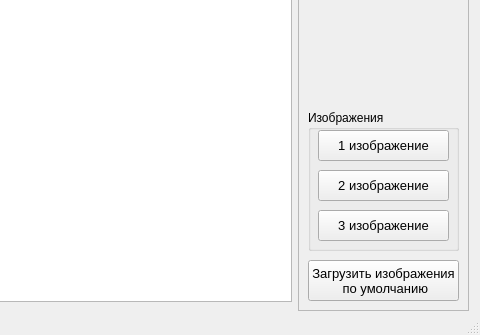
Above: gui/MainWindow.ui from faystmax/panoram before the change; both pictures show x 544 to 1024 and y 200 to 535 of the 1024 by 535 pixel window. Below: the same form after it.
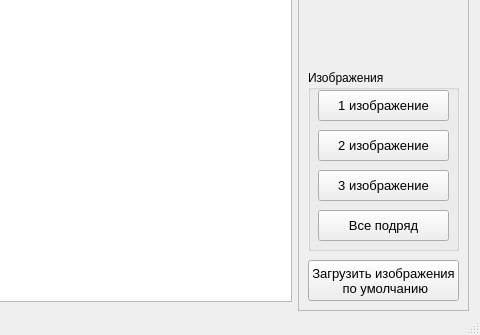
That is the form after the change. Icons and pictures are not drawn.

```diff
--- a/gui/MainWindow.ui
+++ b/gui/MainWindow.ui
@@ -140,9 +140,9 @@
        <property name="geometry">
         <rect>
          <x>10</x>
-         <y>280</y>
+         <y>240</y>
          <width>151</width>
-         <height>141</height>
+         <height>181</height>
         </rect>
        </property>
        <property name="title">
@@ -205,6 +205,25 @@
          <string>3 изображение</string>
         </property>
        </widget>
+       <widget class="QPushButton" name="imageAllButton">
+        <property name="geometry">
+         <rect>
+          <x>10</x>
+          <y>140</y>
+          <width>131</width>
+          <height>31</height>
+         </rect>
+        </property>
+        <property name="font">
+         <font>
+          <family>Arial</family>
+          <pointsize>10</pointsize>
+         </font>
+        </property>
+        <property name="text">
+         <string>Все подряд</string>
+        </property>
+       </widget>
       </widget>
       <widget class="QPushButton" name="imagesDefaultButton">
        <property name="geometry">
```
Left out of the diff: 6 changed lines with no effect on the pictures.
